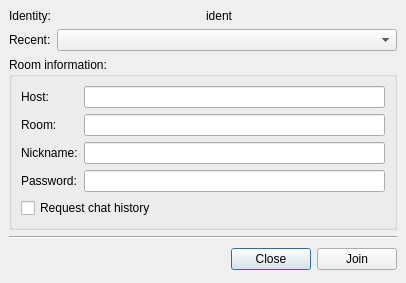
Old version of the form src/mucjoin.ui in the repository mblsha/psi.
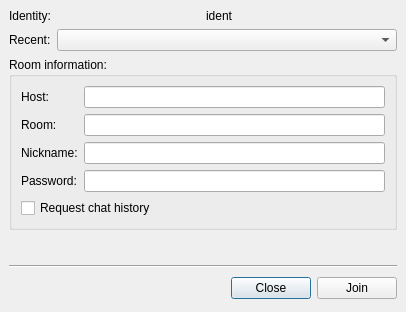
New version of the form. Custom widgets are drawn as their Qt base class.

Commit message: Fixed tab order in MUC join dialog.

```diff
--- a/src/mucjoin.ui
+++ b/src/mucjoin.ui
@@ -9,7 +9,7 @@
     <x>0</x>
     <y>0</y>
     <width>406</width>
-    <height>265</height>
+    <height>312</height>
    </rect>
   </property>
   <property name="windowTitle" >
```
Left out of the diff: 11 changed lines with no effect on the pictures.
